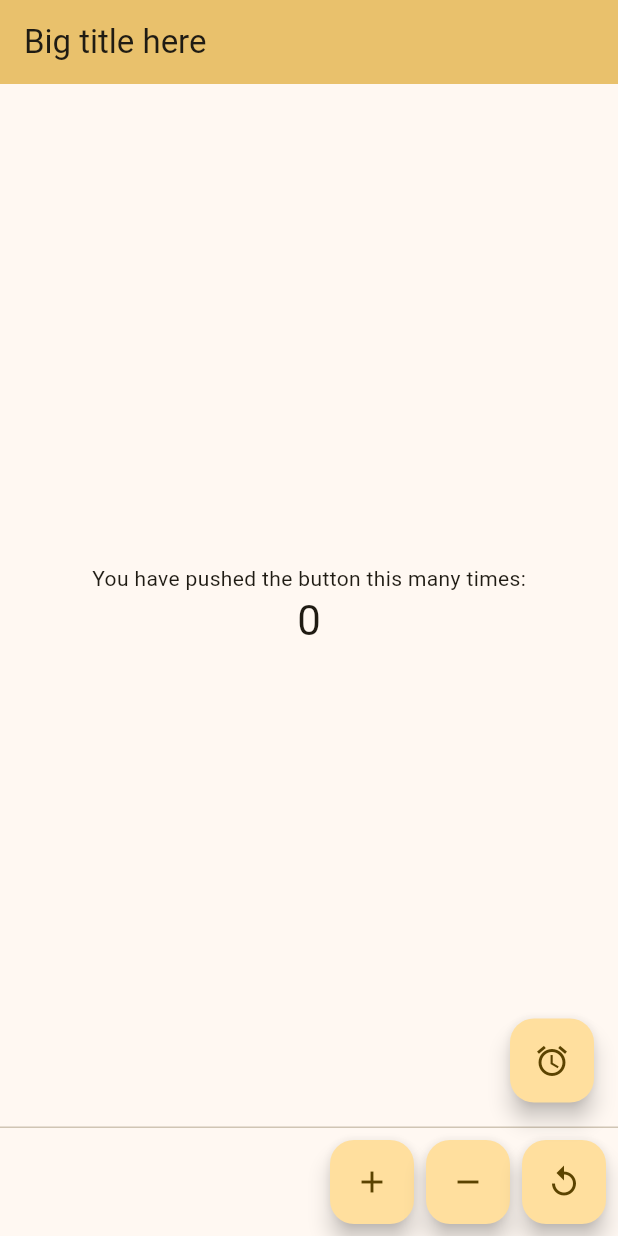
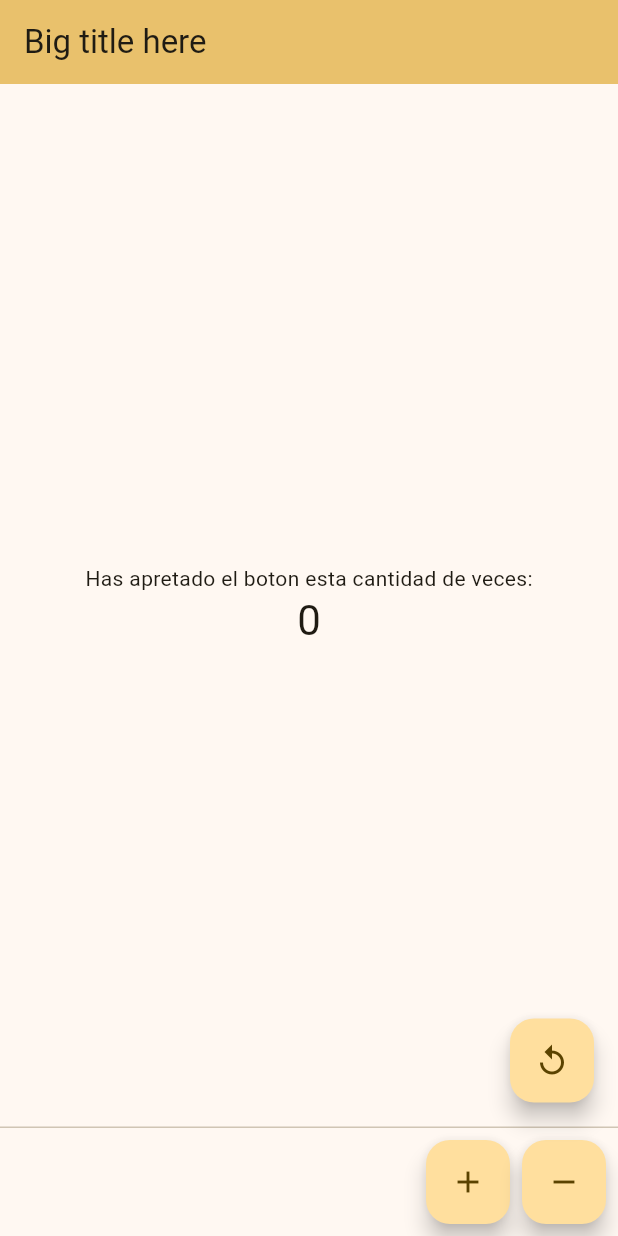
Before and after one commit to ansotomUtalca/laboratorio3, a Flutter app: the screen it shows after launch, on a phone screen of 412 x 824 dp. Run offline on Flutter 3.47's test engine with Material 3 defaults, Android fonts, the light colour scheme and no system bars.

Commit message:
small update
changed button and english text to match instructions

```diff
--- a/lib/main.dart
+++ b/lib/main.dart
@@ -120,7 +120,7 @@
           mainAxisAlignment: MainAxisAlignment.center,
           children: <Widget>[
             const Text(
-              'You have pushed the button this many times:',
+              'Has apretado el boton esta cantidad de veces:',
             ),
             Text(
               '$_counter',
@@ -130,9 +130,9 @@
         ),
       ),
       floatingActionButton: FloatingActionButton(
-        onPressed: _incrementCounter,
-        tooltip: 'Increment',
-        child: const Icon(Icons.access_alarm),
+        onPressed: _resetCounter,
+        tooltip: 'Reset',
+        child: const Icon(Icons.replay_outlined),
       ), // This trailing comma makes auto-formatting nicer for build methods.
       persistentFooterButtons: [
         FloatingActionButton(
@@ -143,10 +143,6 @@
             onPressed: _decreaseCounter,
             tooltip: 'Decrease',
             child: const Icon(Icons.remove)),
-        FloatingActionButton(
-            onPressed: _resetCounter,
-            tooltip: 'Reset',
-            child: const Icon(Icons.replay_outlined))
       ],
     );
   }
```
